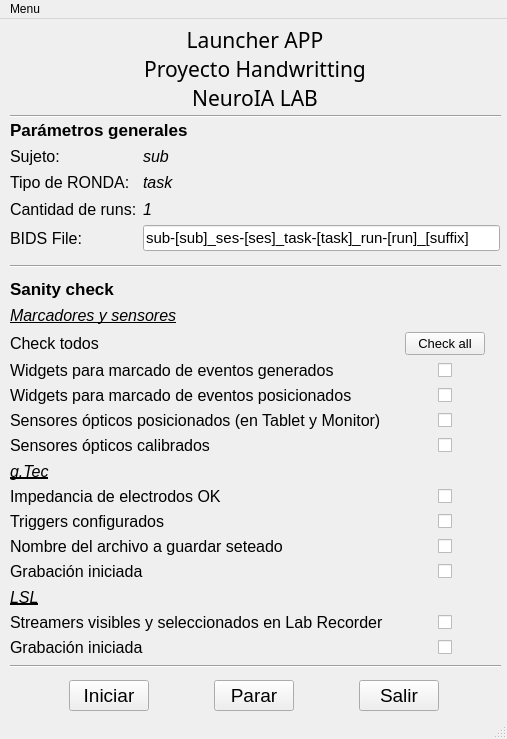
This is pyhwr/widgets/launcherApp.ui in lucasbaldezzari/pyhwr as Qt 5 draws it before an edit. The edited form follows.
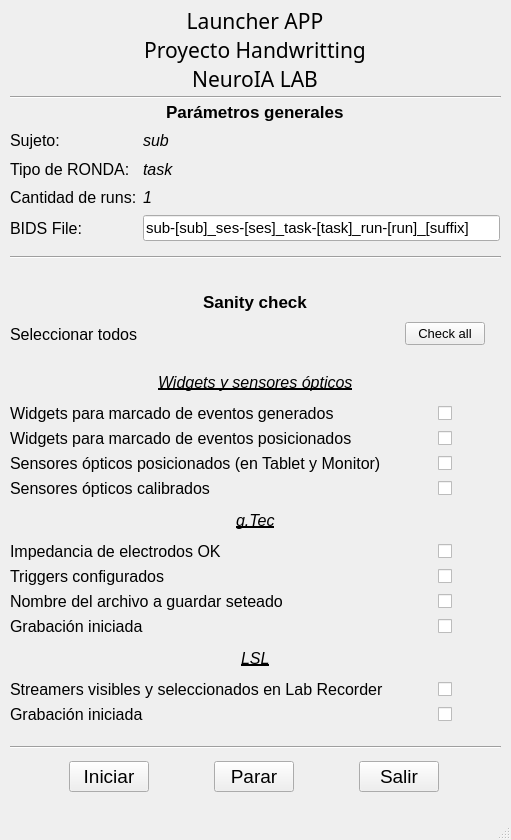
This is the edited form.

Commit message: Se integran stylesheet para las apps Init y Configuration

The edit to the form file:
```diff
--- a/pyhwr/widgets/launcherApp.ui
+++ b/pyhwr/widgets/launcherApp.ui
@@ -6,8 +6,8 @@
    <rect>
     <x>0</x>
     <y>0</y>
-    <width>507</width>
-    <height>739</height>
+    <width>511</width>
+    <height>840</height>
    </rect>
   </property>
   <property name="sizePolicy">
@@ -63,47 +63,10 @@
       <x>10</x>
       <y>100</y>
       <width>490</width>
-      <height>132</height>
+      <height>141</height>
      </rect>
     </property>
     <layout class="QGridLayout" name="infoGeneral">
-     <item row="1" column="1">
-      <widget class="QLabel" name="sub_label">
-       <property name="font">
-        <font>
-         <pointsize>12</pointsize>
-         <italic>true</italic>
-        </font>
-       </property>
-       <property name="text">
-        <string>sub</string>
-       </property>
-      </widget>
-     </item>
-     <item row="4" column="0">
-      <widget class="QLabel" name="label_8">
-       <property name="font">
-        <font>
-         <pointsize>12</pointsize>
-        </font>
-       </property>
-       <property name="text">
-        <string>BIDS File:</string>
-       </property>
-      </widget>
-     </item>
-     <item row="2" column="0">
-      <widget class="QLabel" name="label_4">
-       <property name="font">
-        <font>
-         <pointsize>12</pointsize>
-        </font>
-       </property>
-       <property name="text">
-        <string>Tipo de RONDA:</string>
-       </property>
-      </widget>
-     </item>
      <item row="3" column="0">
       <widget class="QLabel" name="label_6">
        <property name="font">
@@ -116,45 +79,6 @@
        </property>
       </widget>
      </item>
-     <item row="0" column="0" colspan="2">
-      <widget class="QLabel" name="label_10">
-       <property name="font">
-        <font>
-         <pointsize>13</pointsize>
-         <weight>75</weight>
-         <bold>true</bold>
-        </font>
-       </property>
-       <property name="text">
-        <string>Parámetros generales</string>
-       </property>
-      </widget>
-     </item>
-     <item row="1" column="0">
-      <widget class="QLabel" name="label_2">
-       <property name="font">
-        <font>
-         <pointsize>12</pointsize>
-        </font>
-       </property>
-       <property name="text">
-        <string>Sujeto:</string>
-       </property>
-      </widget>
-     </item>
-     <item row="3" column="1">
-      <widget class="QLabel" name="nruns_label">
-       <property name="font">
-        <font>
-         <pointsize>12</pointsize>
-         <italic>true</italic>
-        </font>
-       </property>
-       <property name="text">
-        <string>1</string>
-       </property>
-      </widget>
-     </item>
      <item row="2" column="1">
       <widget class="QLabel" name="task_label">
        <property name="font">
@@ -183,38 +107,95 @@
        </property>
       </widget>
      </item>
+     <item row="4" column="0">
+      <widget class="QLabel" name="label_8">
+       <property name="font">
+        <font>
+         <pointsize>12</pointsize>
+        </font>
+       </property>
+       <property name="text">
+        <string>BIDS File:</string>
+       </property>
+      </widget>
+     </item>
+     <item row="1" column="0">
+      <widget class="QLabel" name="label_2">
+       <property name="font">
+        <font>
+         <pointsize>12</pointsize>
+        </font>
+       </property>
+       <property name="text">
+        <string>Sujeto:</string>
+       </property>
+      </widget>
+     </item>
+     <item row="1" column="1">
+      <widget class="QLabel" name="sub_label">
+       <property name="font">
+        <font>
+         <pointsize>12</pointsize>
+         <italic>true</italic>
+        </font>
+       </property>
+       <property name="text">
+        <string>sub</string>
+       </property>
+      </widget>
+     </item>
+     <item row="0" column="0" colspan="2" alignment="Qt::AlignHCenter">
+      <widget class="QLabel" name="genparams_label">
+       <property name="font">
+        <font>
+         <pointsize>13</pointsize>
+         <weight>75</weight>
+         <bold>true</bold>
+        </font>
+       </property>
+       <property name="text">
+        <string>Parámetros generales</string>
+       </property>
+      </widget>
+     </item>
+     <item row="3" column="1">
+      <widget class="QLabel" name="nruns_label">
+       <property name="font">
+        <font>
+         <pointsize>12</pointsize>
+         <italic>true</italic>
+        </font>
+       </property>
+       <property name="text">
+        <string>1</string>
+       </property>
+      </widget>
+     </item>
+     <item row="2" column="0">
+      <widget class="QLabel" name="label_4">
+       <property name="font">
+        <font>
+         <pointsize>12</pointsize>
+        </font>
+       </property>
+       <property name="text">
+        <string>Tipo de RONDA:</string>
+       </property>
+      </widget>
+     </item>
     </layout>
    </widget>
    <widget class="QWidget" name="gridLayoutWidget_3">
     <property name="geometry">
      <rect>
       <x>10</x>
-      <y>260</y>
+      <y>280</y>
       <width>491</width>
-      <height>378</height>
+      <height>444</height>
      </rect>
     </property>
     <layout class="QGridLayout" name="sanityCheck">
-     <item row="11" column="1" alignment="Qt::AlignHCenter">
-      <widget class="QCheckBox" name="gtecfile_cbox">
-       <property name="text">
-        <string/>
-       </property>
-      </widget>
-     </item>
-     <item row="11" column="0">
-      <widget class="QLabel" name="label_14">
-       <property name="font">
-        <font>
-         <pointsize>12</pointsize>
-        </font>
-       </property>
-       <property name="text">
-        <string>Nombre del archivo a guardar seteado</string>
-       </property>
-      </widget>
-     </item>
-     <item row="6" column="0">
+     <item row="8" column="0">
       <widget class="QLabel" name="label_23">
        <property name="font">
         <font>
@@ -226,73 +207,39 @@
        </property>
       </widget>
      </item>
-     <item row="6" column="1" alignment="Qt::AlignHCenter">
-      <widget class="QCheckBox" name="senspos_cbox">
-       <property name="text">
-        <string/>
+     <item row="3" column="1" alignment="Qt::AlignHCenter|Qt::AlignVCenter">
+      <widget class="QPushButton" name="check_all_btn">
+       <property name="sizePolicy">
+        <sizepolicy hsizetype="Fixed" vsizetype="Fixed">
+         <horstretch>0</horstretch>
+         <verstretch>0</verstretch>
+        </sizepolicy>
        </property>
-      </widget>
-     </item>
-     <item row="13" column="0" colspan="2">
-      <widget class="QLabel" name="label_16">
        <property name="font">
         <font>
-         <pointsize>12</pointsize>
-         <italic>true</italic>
-         <underline>true</underline>
+         <pointsize>10</pointsize>
         </font>
        </property>
        <property name="text">
-        <string>LSL</string>
+        <string>Check all</string>
        </property>
       </widget>
      </item>
-     <item row="4" column="0">
-      <widget class="QLabel" name="label_21">
-       <property name="font">
-        <font>
-         <pointsize>12</pointsize>
-        </font>
-       </property>
+     <item row="16" column="1" alignment="Qt::AlignHCenter">
+      <widget class="QCheckBox" name="lslstreamers_cbox">
        <property name="text">
-        <string>Widgets para marcado de eventos generados</string>
+        <string/>
        </property>
       </widget>
      </item>
-     <item row="1" column="0" colspan="2">
-      <widget class="QLabel" name="label_20">
-       <property name="font">
-        <font>
-         <pointsize>12</pointsize>
-         <italic>true</italic>
-         <underline>true</underline>
-        </font>
-       </property>
+     <item row="9" column="1" alignment="Qt::AlignHCenter">
+      <widget class="QCheckBox" name="senscali_cbox">
        <property name="text">
-        <string>Marcadores y sensores</string>
-       </property>
-      </widget>
-     </item>
-     <item row="12" column="1" alignment="Qt::AlignHCenter">
-      <widget class="QCheckBox" name="gtecrecord_cbox">
-       <property name="text">
         <string/>
        </property>
       </widget>
      </item>
-     <item row="10" column="0">
-      <widget class="QLabel" name="label_11">
-       <property name="font">
-        <font>
-         <pointsize>12</pointsize>
-        </font>
-       </property>
-       <property name="text">
-        <string>Triggers configurados</string>
-       </property>
-      </widget>
-     </item>
-     <item row="14" column="0">
+     <item row="16" column="0">
       <widget class="QLabel" name="label_18">
        <property name="font">
         <font>
@@ -304,7 +251,52 @@
        </property>
       </widget>
      </item>
-     <item row="10" column="1" alignment="Qt::AlignHCenter">
+     <item row="17" column="1" alignment="Qt::AlignHCenter">
+      <widget class="QCheckBox" name="lslstarted_cbox">
+       <property name="text">
+        <string/>
+       </property>
+      </widget>
+     </item>
+     <item row="10" column="0" colspan="2" alignment="Qt::AlignHCenter">
+      <widget class="QLabel" name="label_13">
+       <property name="font">
+        <font>
+         <pointsize>12</pointsize>
+         <italic>true</italic>
+         <underline>true</underline>
+        </font>
+       </property>
+       <property name="text">
+        <string>g.Tec</string>
+       </property>
+      </widget>
+     </item>
+     <item row="3" column="0">
+      <widget class="QLabel" name="label_3">
+       <property name="font">
+        <font>
+         <pointsize>12</pointsize>
+        </font>
+       </property>
+       <property name="text">
+        <string>Seleccionar todos</string>
+       </property>
+      </widget>
+     </item>
+     <item row="13" column="0">
+      <widget class="QLabel" name="label_14">
+       <property name="font">
+        <font>
+         <pointsize>12</pointsize>
+        </font>
+       </property>
+       <property name="text">
+        <string>Nombre del archivo a guardar seteado</string>
+       </property>
+      </widget>
+     </item>
+     <item row="12" column="1" alignment="Qt::AlignHCenter">
       <widget class="QCheckBox" name="triggersok_cbox">
        <property name="toolTipDuration">
         <number>3</number>
@@ -314,22 +306,32 @@
        </property>
       </widget>
      </item>
-     <item row="8" column="0" colspan="2">
-      <widget class="QLabel" name="label_13">
+     <item row="11" column="0">
+      <widget class="QLabel" name="label_5">
        <property name="font">
         <font>
          <pointsize>12</pointsize>
-         <italic>true</italic>
-         <underline>true</underline>
         </font>
        </property>
        <property name="text">
-        <string>g.Tec</string>
+        <string>Impedancia de electrodos OK</string>
        </property>
       </widget>
      </item>
-     <item row="0" column="0" colspan="2" alignment="Qt::AlignBottom">
-      <widget class="QLabel" name="label_12">
+     <item row="6" column="0">
+      <widget class="QLabel" name="label_21">
+       <property name="font">
+        <font>
+         <pointsize>12</pointsize>
+        </font>
+       </property>
+       <property name="text">
+        <string>Widgets para marcado de eventos generados</string>
+       </property>
+      </widget>
+     </item>
+     <item row="0" column="0" colspan="2" alignment="Qt::AlignHCenter|Qt::AlignBottom">
+      <widget class="QLabel" name="saniti_label">
        <property name="font">
         <font>
          <pointsize>13</pointsize>
@@ -344,26 +346,14 @@
        </property>
       </widget>
      </item>
-     <item row="15" column="0">
-      <widget class="QLabel" name="label_19">
-       <property name="font">
-        <font>
-         <pointsize>12</pointsize>
-        </font>
-       </property>
-       <property name="text">
-        <string>Grabación iniciada</string>
-       </property>
-      </widget>
-     </item>
-     <item row="4" column="1" alignment="Qt::AlignHCenter">
-      <widget class="QCheckBox" name="wigen_cbox">
+     <item row="13" column="1" alignment="Qt::AlignHCenter">
+      <widget class="QCheckBox" name="gtecfile_cbox">
        <property name="text">
         <string/>
        </property>
       </widget>
      </item>
-     <item row="12" column="0">
+     <item row="14" column="0">
       <widget class="QLabel" name="label_15">
        <property name="font">
         <font>
@@ -375,14 +365,14 @@
        </property>
       </widget>
      </item>
-     <item row="14" column="1" alignment="Qt::AlignHCenter">
-      <widget class="QCheckBox" name="lslstreamers_cbox">
+     <item row="6" column="1" alignment="Qt::AlignHCenter">
+      <widget class="QCheckBox" name="wigen_cbox">
        <property name="text">
         <string/>
        </property>
       </widget>
      </item>
-     <item row="7" column="0">
+     <item row="9" column="0">
       <widget class="QLabel" name="label_24">
        <property name="font">
         <font>
@@ -394,51 +384,53 @@
        </property>
       </widget>
      </item>
-     <item row="5" column="1" alignment="Qt::AlignHCenter">
-      <widget class="QCheckBox" name="widpos_cbox">
-       <property name="text">
-        <string/>
-       </property>
-      </widget>
-     </item>
-     <item row="15" column="1" alignment="Qt::AlignHCenter">
-      <widget class="QCheckBox" name="lslstarted_cbox">
-       <property name="text">
-        <string/>
-       </property>
-      </widget>
-     </item>
-     <item row="3" column="1" alignment="Qt::AlignHCenter">
-      <widget class="QPushButton" name="check_all_btn">
+     <item row="11" column="1" alignment="Qt::AlignHCenter">
+      <widget class="QCheckBox" name="gtec_impe_cbox">
        <property name="sizePolicy">
         <sizepolicy hsizetype="Fixed" vsizetype="Fixed">
          <horstretch>0</horstretch>
          <verstretch>0</verstretch>
         </sizepolicy>
        </property>
+       <property name="text">
+        <string/>
+       </property>
+      </widget>
+     </item>
+     <item row="15" column="0" colspan="2" alignment="Qt::AlignHCenter">
+      <widget class="QLabel" name="label_16">
        <property name="font">
         <font>
-         <pointsize>10</pointsize>
+         <pointsize>12</pointsize>
+         <italic>true</italic>
+         <underline>true</underline>
         </font>
        </property>
        <property name="text">
-        <string>Check all</string>
+        <string>LSL</string>
        </property>
       </widget>
      </item>
-     <item row="3" column="0">
-      <widget class="QLabel" name="label_3">
+     <item row="8" column="1" alignment="Qt::AlignHCenter">
+      <widget class="QCheckBox" name="senspos_cbox">
+       <property name="text">
+        <string/>
+       </property>
+      </widget>
+     </item>
+     <item row="12" column="0">
+      <widget class="QLabel" name="label_11">
        <property name="font">
         <font>
          <pointsize>12</pointsize>
         </font>
        </property>
        <property name="text">
-        <string>Check todos</string>
+        <string>Triggers configurados</string>
        </property>
       </widget>
      </item>
-     <item row="5" column="0">
+     <item row="7" column="0">
       <widget class="QLabel" name="label_22">
        <property name="font">
         <font>
@@ -451,34 +443,58 @@
       </widget>
      </item>
      <item row="7" column="1" alignment="Qt::AlignHCenter">
-      <widget class="QCheckBox" name="senscali_cbox">
+      <widget class="QCheckBox" name="widpos_cbox">
        <property name="text">
         <string/>
        </property>
       </widget>
      </item>
-     <item row="9" column="0">
-      <widget class="QLabel" name="label_5">
+     <item row="4" column="1">
+      <spacer name="verticalSpacer">
+       <property name="orientation">
+        <enum>Qt::Vertical</enum>
+       </property>
+       <property name="sizeType">
+        <enum>QSizePolicy::Fixed</enum>
+       </property>
+       <property name="sizeHint" stdset="0">
+        <size>
+         <width>60</width>
+         <height>10</height>
+        </size>
+       </property>
+      </spacer>
+     </item>
+     <item row="14" column="1" alignment="Qt::AlignHCenter">
+      <widget class="QCheckBox" name="gtecrecord_cbox">
+       <property name="text">
+        <string/>
+       </property>
+      </widget>
+     </item>
+     <item row="17" column="0">
+      <widget class="QLabel" name="label_19">
        <property name="font">
         <font>
          <pointsize>12</pointsize>
         </font>
        </property>
        <property name="text">
-        <string>Impedancia de electrodos OK</string>
+        <string>Grabación iniciada</string>
        </property>
       </widget>
      </item>
-     <item row="9" column="1" alignment="Qt::AlignHCenter">
-      <widget class="QCheckBox" name="gtec_impe_cbox">
-       <property name="sizePolicy">
-        <sizepolicy hsizetype="Fixed" vsizetype="Fixed">
-         <horstretch>0</horstretch>
-         <verstretch>0</verstretch>
-        </sizepolicy>
+     <item row="5" column="0" colspan="2" alignment="Qt::AlignHCenter">
+      <widget class="QLabel" name="label_20">
+       <property name="font">
+        <font>
+         <pointsize>12</pointsize>
+         <italic>true</italic>
+         <underline>true</underline>
+        </font>
        </property>
        <property name="text">
-        <string/>
+        <string>Widgets y sensores ópticos</string>
        </property>
       </widget>
      </item>
@@ -488,7 +504,7 @@
     <property name="geometry">
      <rect>
       <x>10</x>
-      <y>660</y>
+      <y>760</y>
       <width>491</width>
       <height>33</height>
      </rect>
@@ -554,7 +570,7 @@
     <property name="geometry">
      <rect>
       <x>10</x>
-      <y>640</y>
+      <y>740</y>
       <width>491</width>
       <height>16</height>
      </rect>
@@ -573,7 +589,7 @@
     <property name="geometry">
      <rect>
       <x>10</x>
-      <y>240</y>
+      <y>250</y>
       <width>491</width>
       <height>16</height>
      </rect>
@@ -590,26 +606,6 @@
    </widget>
   </widget>
   <widget class="QStatusBar" name="statusbar"/>
-  <widget class="QMenuBar" name="menubar">
-   <property name="geometry">
-    <rect>
-     <x>0</x>
-     <y>0</y>
-     <width>507</width>
-     <height>21</height>
-    </rect>
-   </property>
-   <widget class="QMenu" name="menuMenu">
-    <property name="title">
-     <string>Menu</string>
-    </property>
-    <addaction name="actionReiniciar"/>
-    <addaction name="actionLanzar_experimento"/>
-    <addaction name="actionAyuda"/>
-    <addaction name="actionSalir"/>
-   </widget>
-   <addaction name="menuMenu"/>
-  </widget>
   <action name="actionReiniciar">
    <property name="text">
     <string>Iniciar configuración</string>
```
The commit also changes 8 other files.
